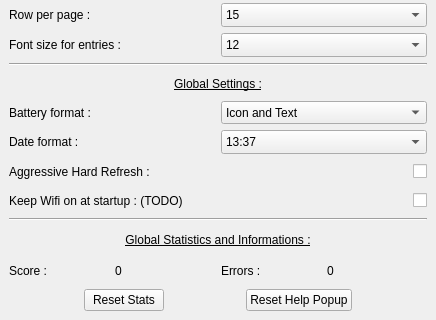
Qt form Src/appsettings.ui (Aryetis/Obenkyobo) before a commit; both pictures show x 0 to 436 and y 191 to 511 of the 436 by 511 pixel window.
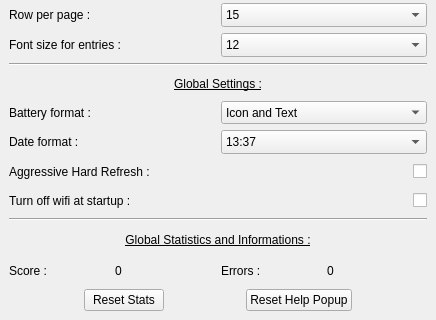
The same form after that commit.

Commit message: [Obenkyobo V0.2.0] fixed turnOffWifiOnStartup option, fixed AppSettings score counters not updating

Diff of the .ui file:
```diff
--- a/Src/appsettings.ui
+++ b/Src/appsettings.ui
@@ -587,7 +587,7 @@
        <item>
         <widget class="QLabel" name="WifiLabel">
          <property name="text">
-          <string>Keep Wifi on at startup : (TODO)</string>
+          <string>Turn off wifi at startup :</string>
          </property>
         </widget>
        </item>
```
The commit also changes 5 other files.
